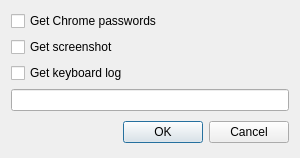
Above: src/server/filedialog.ui from DjGorillaz/anomaly-detection-and-monitoring before the change. Below: the same form after it.
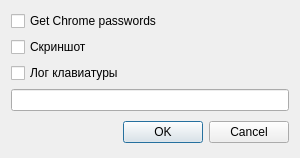
That is the form after the change.

```diff
--- a/src/server/filedialog.ui
+++ b/src/server/filedialog.ui
@@ -37,14 +37,14 @@
      <item row="1" column="0">
       <widget class="QCheckBox" name="ScreenChBox">
        <property name="text">
-        <string>Get screenshot</string>
+        <string>Скриншот</string>
        </property>
       </widget>
      </item>
      <item row="2" column="0">
       <widget class="QCheckBox" name="LogChBox">
        <property name="text">
-        <string>Get keyboard log</string>
+        <string>Лог клавиатуры</string>
        </property>
       </widget>
      </item>
```
